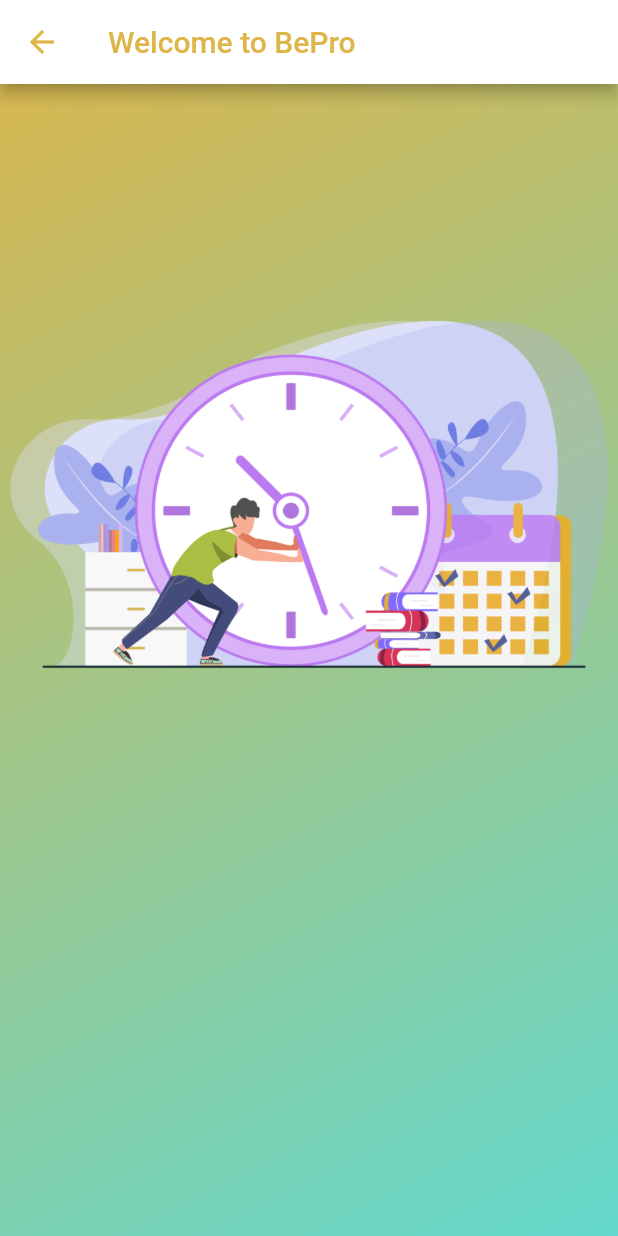
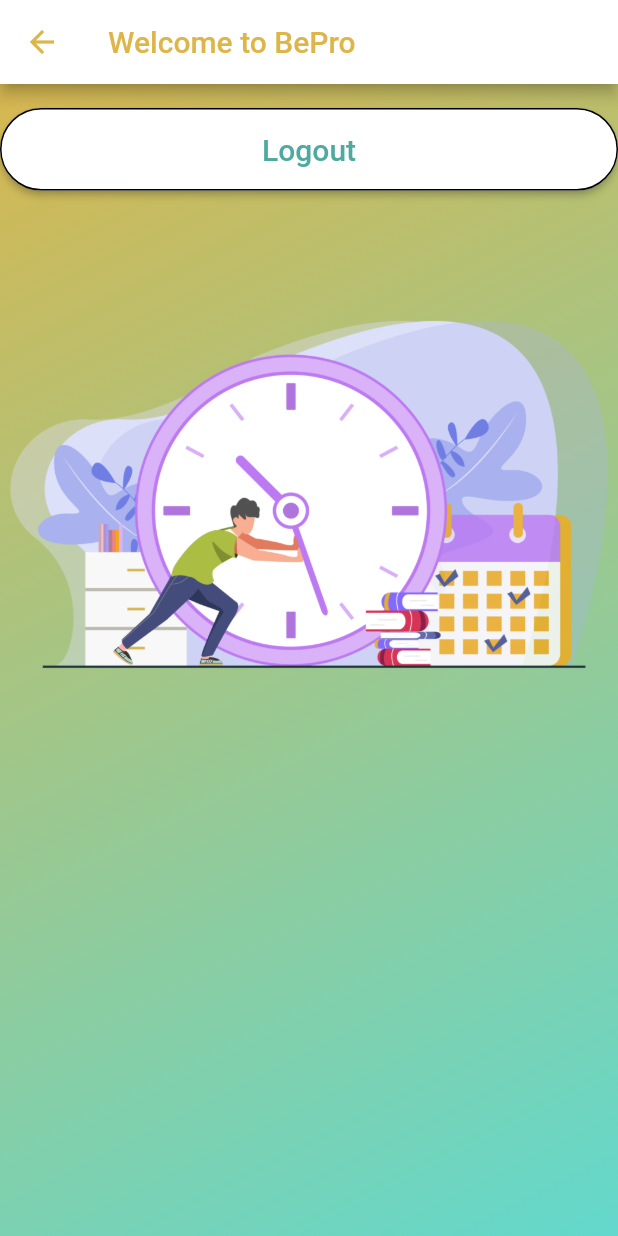
Before and after one commit to kienghuynh/BePro-TimeManagementAndTask, a Flutter app: the HomePage screen opened directly, on a phone screen of 412 x 824 dp. Run offline on Flutter 3.47's test engine with Material 2 defaults, Android fonts, the phone set to English and light mode, and no system bars; our stand-ins replace cloud_firestore, firebase_auth, firebase_core, fluttertoast; missing offline and left inert: cloud_firestore_web, firebase_core_web; accounts and stored records are empty.

```diff
--- a/lib/screen/home_page.dart
+++ b/lib/screen/home_page.dart
@@ -1,4 +1,5 @@
 import 'package:bepro/models/user_model.dart';
+import 'package:bepro/services/navigation_service.dart';
 import 'package:cloud_firestore/cloud_firestore.dart';
 import 'package:firebase_auth/firebase_auth.dart';
 import 'package:flutter/src/widgets/container.dart';
@@ -66,7 +67,38 @@
 
   Widget _pageWidget() {
     return SingleChildScrollView(
-      child: Column(children: [Text("${loggedInUser.fullName}")]),
+      child: Column(
+        children: [
+          Text("${loggedInUser.fullName}"),
+          _logoutButton(),
+        ]
+      ),
     );
   }
+
+  Widget _logoutButton() {
+    return ElevatedButton(
+      onPressed: () {
+        logOut();
+      },
+      child: const SizedBox(
+        width: double.infinity,
+        child: Text(
+          'Logout',
+          textAlign: TextAlign.center,
+          style: TextStyle(fontSize: 20),
+        ),
+      ),
+      style: ElevatedButton.styleFrom(
+          shape: const StadiumBorder(side: BorderSide(color: Colors.black)),
+          primary: Colors.white,
+          onPrimary: Color.fromARGB(255, 78, 169, 160),
+          padding: EdgeInsets.symmetric(vertical: 16)),
+    );
+  }
+
+  Future<void> logOut() async {
+    await FirebaseAuth.instance.signOut();
+    NavigationService().popToFirst();
+  }
 }
```
Also changed, not shown: lib/screen/login_page.dart (+0 -13 lines), lib/screen/register-page.dart (+15 -1 lines).
